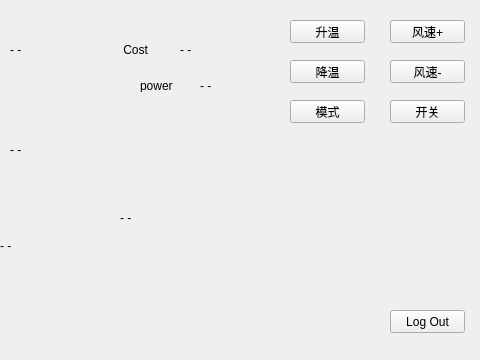
Old version of the form src/client/panel.ui in the repository Connor1996/Distributed-Air-Conditioning-System; both pictures show x 240 to 720 and y 0 to 360 of the 720 by 360 pixel window.
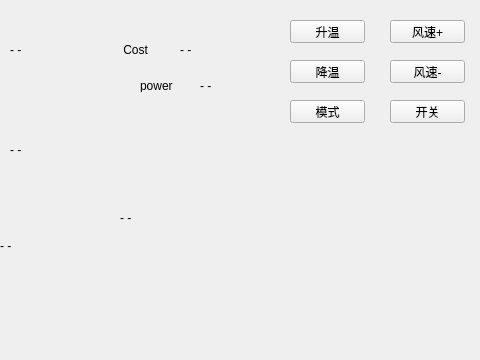
New version of the form.

```diff
--- a/src/client/panel.ui
+++ b/src/client/panel.ui
@@ -25,19 +25,6 @@
      <height>330</height>
     </rect>
    </property>
-   <widget class="QPushButton" name="logOutButton">
-    <property name="geometry">
-     <rect>
-      <x>110</x>
-      <y>300</y>
-      <width>75</width>
-      <height>23</height>
-     </rect>
-    </property>
-    <property name="text">
-     <string>Log Out</string>
-    </property>
-   </widget>
    <widget class="QPushButton" name="tempUp">
     <property name="geometry">
      <rect>
```
